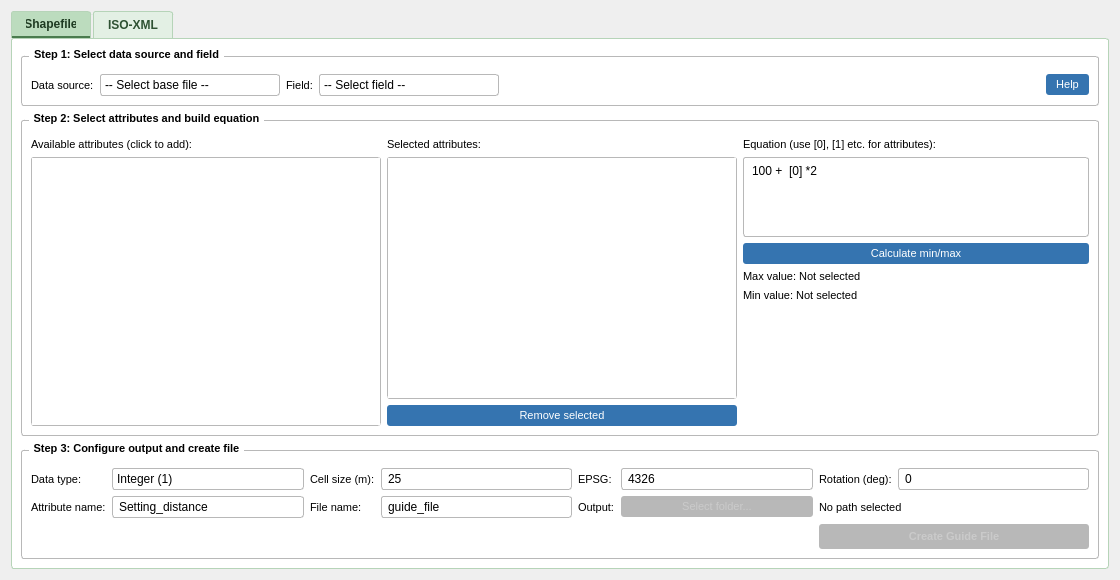
The window that widgets/create_guide_file_base.ui (axelande/geodatafarm3) describes before a commit, drawn with Qt 5.
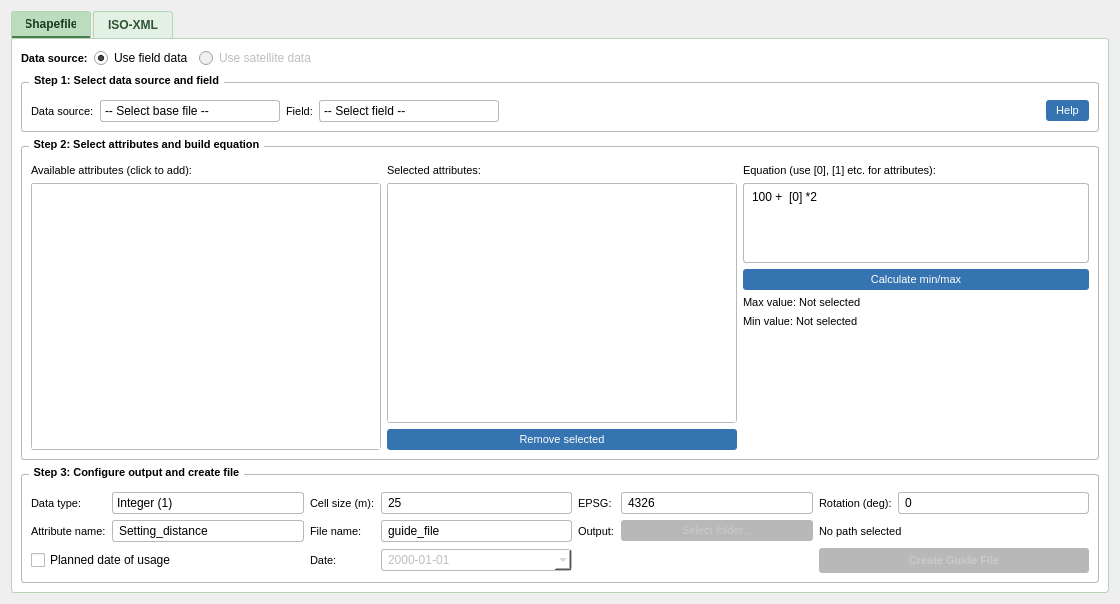
The same window after the commit.

Commit message: updated guide_file_ui to fix this

Patch:
```diff
--- a/widgets/create_guide_file_base.ui
+++ b/widgets/create_guide_file_base.ui
@@ -159,6 +159,7 @@
        <string>Shapefile</string>
       </attribute>
       <layout class="QVBoxLayout" name="shpLayout">
+   <item><layout class="QHBoxLayout" name="dataModeRow"><item><widget class="QLabel" name="LDataMode"><property name="styleSheet"><string notr="true">font-weight:600;</string></property><property name="text"><string>Data source:</string></property></widget></item><item><widget class="QRadioButton" name="RBFieldData"><property name="text"><string>Use field data</string></property><property name="checked"><bool>true</bool></property></widget></item><item><widget class="QRadioButton" name="RBSatData"><property name="enabled"><bool>false</bool></property><property name="toolTip"><string>Enabled only when you arrive here from the Satellite tab.</string></property><property name="text"><string>Use satellite data</string></property></widget></item><item><spacer name="dataModeSp"><property name="orientation"><enum>Qt::Horizontal</enum></property><property name="sizeHint" stdset="0"><size><width>40</width><height>20</height></size></property></spacer></item></layout></item>
    <!-- ============================================ -->
    <!-- Step 1: Select Data Source                    -->
    <!-- ============================================ -->
@@ -503,6 +504,36 @@
         </property>
        </widget>
       </item>
+      <item row="2" column="0" colspan="2">
+       <widget class="QCheckBox" name="CBPlannedShp">
+        <property name="toolTip">
+         <string>Also store this guide file in the database as a planned operation on the chosen date.</string>
+        </property>
+        <property name="text">
+         <string>Planned date of usage</string>
+        </property>
+       </widget>
+      </item>
+      <item row="2" column="2">
+       <widget class="QLabel" name="LPlannedShpDate">
+        <property name="text">
+         <string>Date:</string>
+        </property>
+       </widget>
+      </item>
+      <item row="2" column="3">
+       <widget class="QDateEdit" name="DEPlannedShp">
+        <property name="enabled">
+         <bool>false</bool>
+        </property>
+        <property name="displayFormat">
+         <string>yyyy-MM-dd</string>
+        </property>
+        <property name="calendarPopup">
+         <bool>true</bool>
+        </property>
+       </widget>
+      </item>
       <item row="2" column="6" colspan="2">
        <widget class="QPushButton" name="PBCreateFile">
         <property name="enabled">
@@ -531,6 +562,7 @@
        <string>ISO-XML</string>
       </attribute>
       <layout class="QVBoxLayout" name="isoLayout">
+       <item><layout class="QHBoxLayout" name="isoDataModeRow"><item><widget class="QLabel" name="IsoLDataMode"><property name="styleSheet"><string notr="true">font-weight:600;</string></property><property name="text"><string>Data source:</string></property></widget></item><item><widget class="QRadioButton" name="IsoRBFieldData"><property name="text"><string>Use field data</string></property><property name="checked"><bool>true</bool></property></widget></item><item><widget class="QRadioButton" name="IsoRBSatData"><property name="enabled"><bool>false</bool></property><property name="toolTip"><string>Enabled only when you arrive here from the Satellite tab.</string></property><property name="text"><string>Use satellite data</string></property></widget></item><item><spacer name="isoDataModeSp"><property name="orientation"><enum>Qt::Horizontal</enum></property><property name="sizeHint" stdset="0"><size><width>40</width><height>20</height></size></property></spacer></item></layout></item>
        <!-- ISO Step 1: Select data source and field -->
        <item>
         <widget class="QGroupBox" name="groupIsoStep1">
```
